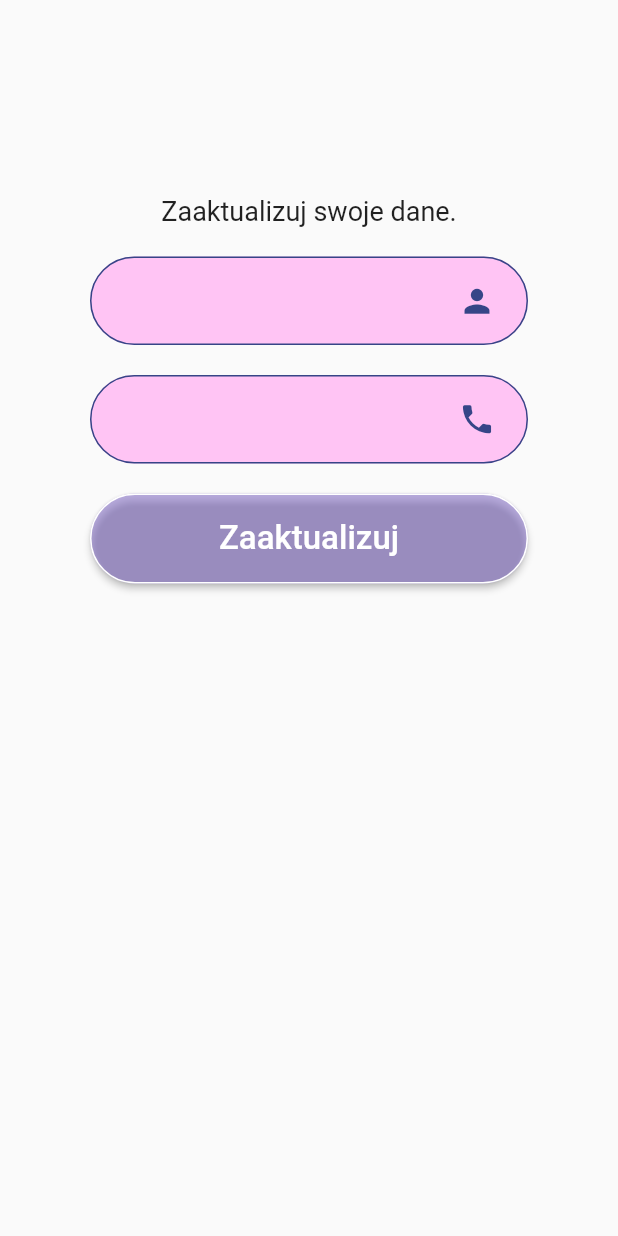
After one commit to marcin62/SplitCost, a Flutter app: the Users screen opened directly, after a tap on "Ustawienia konta", on a phone screen of 412 x 824 dp. The commit adds this screen. Run offline on Flutter 3.47's test engine with Material 2 defaults, Android fonts, the light colour scheme and no system bars; drawn by our look-alikes of flutter_settings_screens; our stand-ins replace cloud_firestore, firebase_auth, firebase_core, flutter_spinkit, shared_preferences; accounts and stored records are empty.

Commit message:
Edit user data

```diff
--- a/lib/models/myUser.dart
+++ b/lib/models/myUser.dart
@@ -4,3 +4,13 @@ class MyUser {
 
   MyUser({this.uid});
 }
+
+class UserData {
+  final String uid;
+  final String name;
+  final String phone;
+  final String email;
+
+  UserData({this.email,this.name,this.phone,this.uid});
+
+}
--- /dev/null
+++ b/lib/screens/users/accountSettings.dart
@@ -0,0 +1,97 @@
+
+import 'package:cloud_firestore/cloud_firestore.dart';
+import 'package:flutter/material.dart';
+import 'package:provider/provider.dart';
+import 'package:splitcost/models/myUser.dart';
+import 'package:splitcost/services/database.dart';
+import 'package:splitcost/style/inputdecoration.dart';
+import 'package:splitcost/validators/validators.dart';
+
+class SettingsForm extends StatefulWidget {
+
+  @override
+  _SettingsFormState createState() => _SettingsFormState();
+}
+
+class _SettingsFormState extends State<SettingsForm> {
+  final _formKey = GlobalKey<FormState>();
+
+
+  String _currentName;
+  String _currentPhone;
+
+  @override
+  Widget build(BuildContext context) {
+
+    final user = Provider.of<MyUser>(context);
+
+    return StreamBuilder<UserData>(
+      stream: DatabaseService(uid: user.uid).userData,
+      builder: (context, snapshot) {
+        if(!snapshot.hasData)
+        {
+           return Center(
+              child: CircularProgressIndicator(),
+            );
+        } else {
+          UserData userData = snapshot.data;
+          return Form(
+            key: _formKey,
+            child: Column(
+              children:<Widget> [
+                SizedBox(height: 110,),
+                Text('Zaaktualizuj swoje dane.',style: TextStyle(fontSize: 18),),
+                SizedBox(height: 20,),
+                buildNameField(userData.name,"Podaj nazwę użytkownika" , Icon(Icons.person,color: Theme.of(context).cardColor, size: 25.0), "Wpisz nazwę użytkownika"),
+                SizedBox(height: 20,),
+                buildPhoneField(userData.phone, "Wpisz numertelefonu", Icon(Icons.phone,color: Theme.of(context).cardColor, size: 25.0)),
+                SizedBox(height: 20,),
+                buildButton(user.uid, userData.email)
+              ],
+            ),
+          );
+        }
+      }
+    );
+  }
+
+  Widget buildNameField(String data, String notdata,Icon icon,String manual) => TextFormField(
+    initialValue: data ?? notdata,
+    decoration: MyDecoration.textInputDecoration.copyWith(hintStyle: TextStyle(color: Theme.of(context).hintColor, fontSize: 17),fillColor: Theme.of(context).accentColor,
+    suffixIcon: Padding(
+      padding: EdgeInsets.only(right: 20),
+      child: icon),
+    ),
+    validator: (val) => val.isEmpty ? manual :null,
+    onChanged: (val) => setState(()=> _currentName = val),
+  );
+
+  Widget buildPhoneField(String data, String notdata,Icon icon) => TextFormField(
+    initialValue: data ?? notdata,
+    decoration: MyDecoration.textInputDecoration.copyWith(hintStyle: TextStyle(color: Theme.of(context).hintColor, fontSize: 17),fillColor: Theme.of(context).accentColor,
+    suffixIcon: Padding(
+      padding: EdgeInsets.only(right: 20),
+      child: icon),
+    ),
+    validator: (val) => validateMobile(val) !=null ? validateMobile(val) :null,
+    onChanged: (val) => setState(()=> _currentPhone = val),
+  );
+
+  Widget buildButton(String userid,String email) => ElevatedButton(
+    style: MyDecoration.mybuttonStyle,
+    child: Text('Zaaktualizuj',style: TextStyle(fontSize: 22),),
+    onPressed: () async{
+      if(_formKey.currentState.validate()){
+        int phones = await  DatabaseService(uid: userid).checPhone(_currentPhone);
+        int names = await DatabaseService(uid: userid).checUserName(_currentName);
+        print(phones);
+        print(names);
+        if(phones <1 && names <1)
+          {
+            await DatabaseService(uid: userid).updateUser(_currentName, userid,_currentPhone, email);
+          }
+      }
+    },
+  );
+
+}
--- a/lib/screens/users/users.dart
+++ b/lib/screens/users/users.dart
@@ -1,10 +1,9 @@
 import 'package:flutter/material.dart';
 import 'package:flutter_settings_screens/flutter_settings_screens.dart';
 import 'package:provider/provider.dart';
-import 'package:shared_preferences/shared_preferences.dart';
+import 'package:splitcost/screens/users/accountSettings.dart';
 import 'package:splitcost/screens/users/iconWidget.dart';
 import 'package:splitcost/services/auth.dart';
-import 'package:splitcost/style/colors.dart';
 import 'package:splitcost/style/theme.dart';
 
 class Users extends StatefulWidget {
@@ -77,6 +76,7 @@ class _UsersState extends State<Users> {
       icon: Icons.person,
       color: Colors.green,
     ),
+    onTap: ()=>_showSettingsPanel(context),
   );
 
   Widget buildCurrency() => DropDownSettingsTile(
@@ -98,4 +98,13 @@ class _UsersState extends State<Users> {
       color: Colors.pink,
     ),
   );
+
+  void _showSettingsPanel(BuildContext context){
+    showModalBottomSheet(context: context,isScrollControlled: true, builder: (context){
+      return Container(
+        padding: EdgeInsets.symmetric(vertical: 20,horizontal: 60),
+        child: SettingsForm(),
+      );
+    });
+  }
 }
--- a/lib/services/database.dart
+++ b/lib/services/database.dart
@@ -1,5 +1,6 @@
 import 'package:cloud_firestore/cloud_firestore.dart';
 import 'package:firebase_auth/firebase_auth.dart';
+import 'package:splitcost/models/myUser.dart';
 
 class DatabaseService {
 
@@ -100,39 +101,27 @@ class DatabaseService {
     return price.toString();
 }
 
-}
+ Stream<UserData> get userData {
+   return userCollection.doc(uid).snapshots().map(_userDataFromSnapshot);
+ }
+
+ UserData _userDataFromSnapshot(DocumentSnapshot snapshot) {
+   return UserData(
+     uid: (snapshot.data() as Map<String,dynamic>)['userId'],
+     name: (snapshot.data() as Map<String,dynamic>)['userName'],
+     email: (snapshot.data() as Map<String,dynamic>)['email'],
+     phone: (snapshot.data() as Map<String,dynamic>)['phoneNumber'],
+   );
+ }
+
+ Future updateUser(String userName, String uidd, String phoneNumber, String email) async {
+    return await userCollection.doc(uidd).set({
+      'userName' : userName,
+      'userId' : uidd,
+      'phoneNumber' : phoneNumber,
+      'email': email,
+    });
+  }
 
 
-
-
-
-
-
-
-      //  var a = await groupsCollection.doc(groupid).collection('expenses').get().then((querySnapshot)async{
-      //     double price2 = 0;
-      //     querySnapshot.docs.forEach((result) async {
-      //       await DatabaseService().groupsCollection.doc(groupid).collection('expenses').doc(result.id).collection("details").get().then((querySnapshot) {
-      //         querySnapshot.docs.forEach((result) async {
-
-      //           if(result['owner'] == uid)
-      //           {
-      //             if(result['who'] == debtid)
-      //             {
-      //               //print("dodam "+result['howmuch']);
-      //               price2 += double.parse(result['howmuch']);
-      //               //print(price2);
-      //             }
-      //           }else if(result['owner'] == debtid){
-      //             if(result['who'] == uid)
-      //             {
-      //               price2 -= double.parse(result['howmuch']);
-      //              // print("odejme 10");
-      //             }
-      //           }
-      //         }) ;print(price2);
-      //       });
-      //     });
-      //     // print(price2);
-      //      return price2.toString();
-      //   });
+}
```
